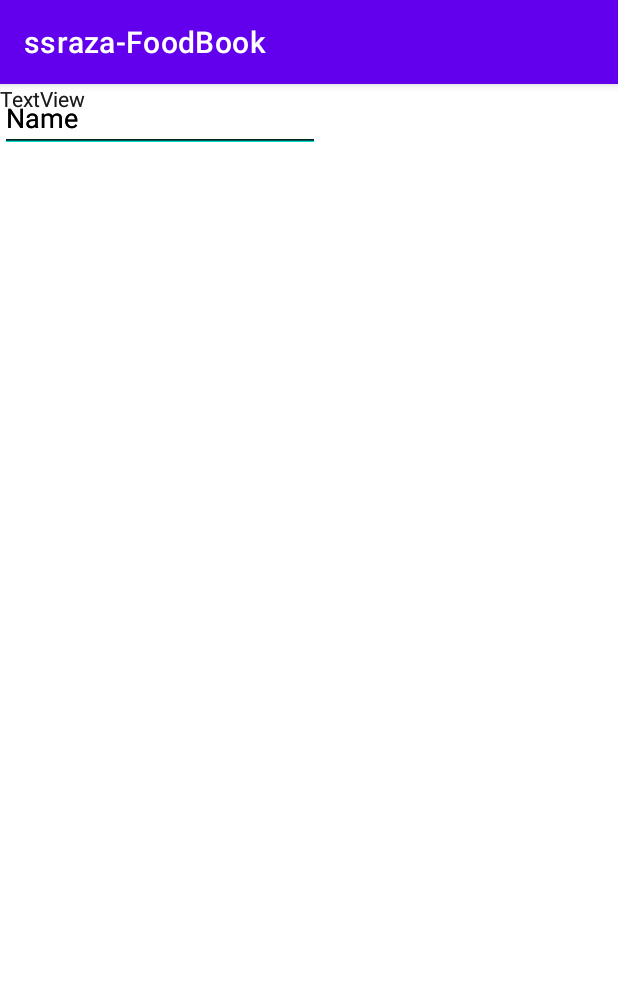
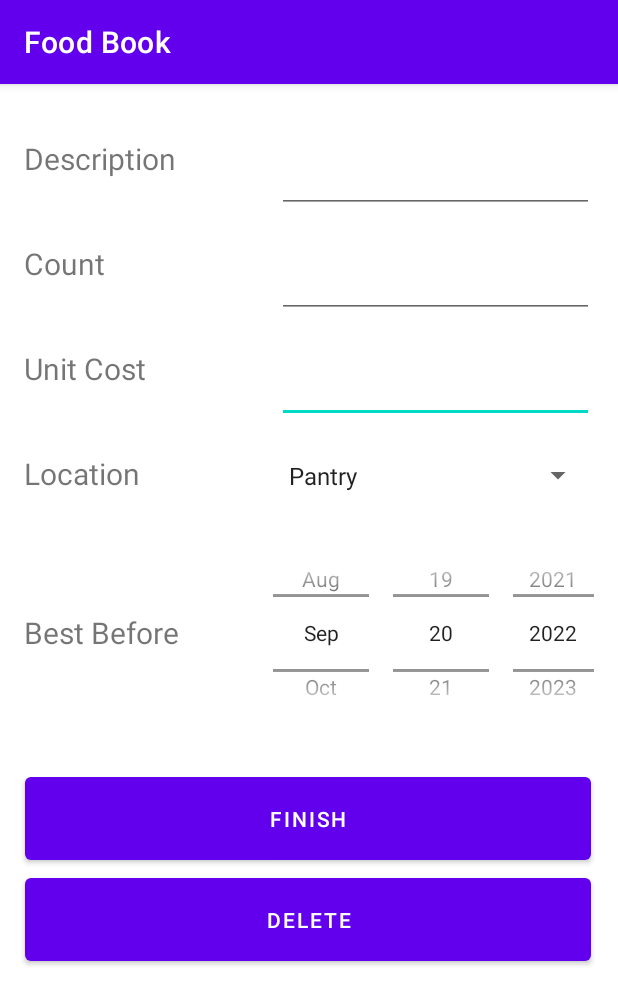
Before and after one commit to samirraza09/foodBook, an Android app: the AddShowFood screen opened directly, with no data from a screen before it, on a phone screen of 412 x 824 dp. Shown: the top 1005 px of the screen. Run offline under Robolectric (Android 15) with nearby library versions, the phone set to English and light mode, and no system bars.

Commit message:
Finished UI for adding foods

```diff
--- a/app/src/main/java/com/example/ssraza_foodbook/AddShowFood.java
+++ b/app/src/main/java/com/example/ssraza_foodbook/AddShowFood.java
@@ -2,13 +2,66 @@ package com.example.ssraza_foodbook;
 
 import androidx.appcompat.app.AppCompatActivity;
 
+import android.annotation.SuppressLint;
+import android.content.Intent;
+import android.net.Uri;
 import android.os.Bundle;
+import android.text.Editable;
+import android.text.TextWatcher;
+import android.view.View;
+import android.widget.ArrayAdapter;
+import android.widget.Button;
+import android.widget.DatePicker;
+import android.widget.Spinner;
+import android.widget.TextView;
 
-public class AddShowFood extends AppCompatActivity {
+import java.util.ArrayList;
+import java.util.List;
+
+public class AddShowFood extends AppCompatActivity implements View.OnClickListener{
+    TextView descriptionView;
+    TextView countView;
+    TextView unitCostView;
+    Spinner locationView;
+    DatePicker bestBeforeDayView;
+    Button finishButton;
+
+
+    @Override
+    public void onClick(View view) {
+        if (view.getId() == finishButton.getId()){
+
+            Intent intent = new Intent(this, AddShowFood.class);
+            intent.putExtra("Key", "your Mom");
+            startActivity(intent);
+        }
+    }
 
     @Override
     protected void onCreate(Bundle savedInstanceState) {
         super.onCreate(savedInstanceState);
         setContentView(R.layout.activity_add_show_food);
+
+        descriptionView = findViewById(R.id.editFoodDescription);
+        countView = findViewById(R.id.editFoodCount);
+        unitCostView = findViewById(R.id.editFoodUnitCost);
+        locationView = findViewById(R.id.editFoodLocation);
+        bestBeforeDayView = findViewById(R.id.editFoodDay);
+        finishButton = findViewById(R.id.finishFoodButton);
+        finishButton.setOnClickListener(this);
+
+        List<String> spinnerArray =  new ArrayList<String>();
+        spinnerArray.add("Pantry");
+        spinnerArray.add("Freezer");
+        spinnerArray.add("Fridge");
+
+        ArrayAdapter<String> adapter = new ArrayAdapter<String>(
+                this, android.R.layout.simple_spinner_item, spinnerArray);
+
+        adapter.setDropDownViewResource(android.R.layout.simple_spinner_dropdown_item);
+        Spinner sItems = (Spinner) findViewById(R.id.editFoodLocation);
+        sItems.setAdapter(adapter);
+
+
     }
 }
--- a/app/src/main/java/com/example/ssraza_foodbook/MainActivity.java
+++ b/app/src/main/java/com/example/ssraza_foodbook/MainActivity.java
@@ -2,13 +2,46 @@ package com.example.ssraza_foodbook;
 
 import androidx.appcompat.app.AppCompatActivity;
 
+import android.content.Intent;
 import android.os.Bundle;
+import android.view.View;
+import android.widget.ArrayAdapter;
+import android.widget.Button;
+import android.widget.ListView;
 
-public class MainActivity extends AppCompatActivity {
+import java.util.ArrayList;
+import java.util.Arrays;
+
+public class MainActivity extends AppCompatActivity implements View.OnClickListener{
+
+    ListView foodList;
+    ArrayAdapter<String> foodAdapter;
+    ArrayList<String> dataList;
+    Button addFoodButton;
+
+
+
+    @Override
+    public void onClick(View view) {
+        if (view.getId() == addFoodButton.getId()){
+            Intent intent = new Intent(this, AddShowFood.class);
+            startActivity(intent);
+        }
+    }
 
     @Override
     protected void onCreate(Bundle savedInstanceState) {
         super.onCreate(savedInstanceState);
         setContentView(R.layout.activity_main);
+
+        String sessionId = getIntent().getStringExtra("key");
+        foodList = findViewById(R.id.foodListView);
+        dataList = new ArrayList<>();
+        dataList.add(sessionId);
+        foodAdapter = new ArrayAdapter<>(this, R.layout.content, dataList);
+        // foodList.setAdapter(foodAdapter);
+
+        addFoodButton = findViewById(R.id.addFoodButton);
+        addFoodButton.setOnClickListener(this);
     }
 }
--- a/app/src/main/res/layout/activity_add_show_food.xml
+++ b/app/src/main/res/layout/activity_add_show_food.xml
@@ -2,63 +2,152 @@
 <androidx.constraintlayout.widget.ConstraintLayout xmlns:android="http://schemas.android.com/apk/res/android"
     xmlns:app="http://schemas.android.com/apk/res-auto"
     xmlns:tools="http://schemas.android.com/tools"
-    android:id="@+id/linearLayout"
+    android:id="@+id/addFoodButton"
     android:layout_width="match_parent"
     android:layout_height="match_parent"
     tools:context=".AddShowFood" >
 
+
     <EditText
+        android:id="@+id/editFoodUnitCost"
+        android:layout_width="211dp"
+        android:layout_height="70dp"
+        android:ems="10"
+        android:inputType="number"
+        app:layout_constraintEnd_toEndOf="parent"
+        app:layout_constraintHorizontal_bias="0.609"
+        app:layout_constraintStart_toEndOf="@+id/foodDescriptionLabel"
+        app:layout_constraintTop_toBottomOf="@+id/editFoodCount" />
+
+    <Spinner
+        android:id="@+id/editFoodLocation"
+        android:layout_width="211dp"
+        android:layout_height="70dp"
+        app:layout_constraintEnd_toEndOf="parent"
+        app:layout_constraintHorizontal_bias="0.609"
+        app:layout_constraintStart_toEndOf="@+id/foodDescriptionLabel"
+        app:layout_constraintTop_toBottomOf="@+id/editFoodUnitCost" />
+
+    <TextView
+        android:id="@+id/foodBestBeforeLabel"
+        android:layout_width="143dp"
+        android:layout_height="70dp"
+        android:layout_marginStart="16dp"
+        android:layout_marginTop="36dp"
+        android:ems="10"
+        android:gravity="left"
+        android:text="@string/foodBestBeforeLabelValue"
+        android:textSize="20dp"
+        app:layout_constraintEnd_toStartOf="@+id/editFoodDay"
+        app:layout_constraintHorizontal_bias="0.0"
+        app:layout_constraintStart_toStartOf="parent"
+        app:layout_constraintTop_toBottomOf="@+id/foodLocationLabel" />
+
+    <TextView
         android:id="@+id/foodDescriptionLabel"
-        android:layout_width="wrap_content"
-        android:layout_height="wrap_content"
+        android:layout_width="143dp"
+        android:layout_height="70dp"
+        android:layout_marginStart="16dp"
+        android:layout_marginTop="36dp"
+        android:ems="10"
+        android:gravity="left"
+        android:text="@string/foodDescriptionLabelValue"
+        android:textSize="20dp"
+        app:layout_constraintStart_toStartOf="parent"
+        app:layout_constraintTop_toTopOf="parent" />
+
+    <TextView
+        android:id="@+id/foodCountLabel"
+        android:layout_width="143dp"
+        android:layout_height="70dp"
+        android:layout_marginStart="16dp"
+        android:ems="10"
+        android:gravity="left"
+        android:text="@string/foodCountLabelValue"
+        android:textSize="20dp"
+        app:layout_constraintStart_toStartOf="parent"
+        app:layout_constraintTop_toBottomOf="@+id/foodDescriptionLabel" />
+
+    <TextView
+        android:id="@+id/foodLocationLabel"
+        android:layout_width="143dp"
+        android:layout_height="70dp"
+        android:layout_marginStart="16dp"
+        android:ems="10"
+        android:gravity="left"
+        android:text="@string/foodLocationLabelValue"
+        android:textSize="20dp"
+        app:layout_constraintStart_toStartOf="parent"
+        app:layout_constraintTop_toBottomOf="@+id/foodUnitCostLabel" />
+
+    <TextView
+        android:id="@+id/foodUnitCostLabel"
+        android:layout_width="143dp"
+        android:layout_height="70dp"
+        android:layout_marginStart="16dp"
+        android:ems="10"
+        android:gravity="left"
+        android:text="@string/foodUnitCostLabelValue"
+        android:textSize="20dp"
+        app:layout_constraintStart_toStartOf="parent"
+        app:layout_constraintTop_toBottomOf="@+id/foodCountLabel" />
+
+    <EditText
+        android:id="@+id/editFoodDescription"
+        android:layout_width="211dp"
+        android:layout_height="70dp"
+        android:layout_marginTop="16dp"
         android:ems="10"
         android:inputType="textPersonName"
-        android:text="Name"
-        tools:layout_editor_absoluteX="16dp"
-        tools:layout_editor_absoluteY="16dp" />
-
-    <TextView
-        android:id="@+id/editFoodDescription"
-        android:layout_width="143dp"
-        android:layout_height="40dp"
-        android:text="TextView"
-        tools:layout_editor_absoluteX="243dp"
-        tools:layout_editor_absoluteY="18dp" />
+        android:maxLength="30"
+        app:layout_constraintEnd_toEndOf="parent"
+        app:layout_constraintHorizontal_bias="0.609"
+        app:layout_constraintStart_toEndOf="@+id/foodDescriptionLabel"
+        app:layout_constraintTop_toTopOf="parent" />
 
     <EditText
-        android:id="@+id/foodCountLabel"
-        android:layout_width="wrap_content"
-        android:layout_height="wrap_content"
+        android:id="@+id/editFoodCount"
+        android:layout_width="211dp"
+        android:layout_height="70dp"
         android:ems="10"
-        android:inputType="textPersonName"
-        android:text="Name"
-        tools:layout_editor_absoluteX="18dp"
-        tools:layout_editor_absoluteY="91dp" />
+        android:inputType="number"
+        android:maxLength="4"
+        app:layout_constraintEnd_toEndOf="parent"
+        app:layout_constraintHorizontal_bias="0.609"
+        app:layout_constraintStart_toEndOf="@+id/foodDescriptionLabel"
+        app:layout_constraintTop_toBottomOf="@+id/editFoodDescription" />
 
-    <TextView
-        android:id="@+id/editFoodCount"
-        android:layout_width="148dp"
-        android:layout_height="38dp"
-        android:text="TextView"
-        tools:layout_editor_absoluteX="243dp"
-        tools:layout_editor_absoluteY="98dp" />
+    <DatePicker
+        android:id="@+id/editFoodDay"
+        android:layout_width="238dp"
+        android:layout_height="140dp"
+        android:calendarViewShown="false"
+        android:datePickerMode="spinner"
+        app:layout_constraintEnd_toEndOf="parent"
+        app:layout_constraintTop_toBottomOf="@+id/editFoodLocation" />
 
-    <EditText
-        android:id="@+id/foodUnitCostLabel"
-        android:layout_width="wrap_content"
-        android:layout_height="wrap_content"
-        android:ems="10"
-        android:inputType="textPersonName"
-        android:text="Name"
-        tools:layout_editor_absoluteX="19dp"
-        tools:layout_editor_absoluteY="158dp" />
+    <Button
+        android:id="@+id/finishFoodButton"
+        android:layout_width="377dp"
+        android:layout_height="67dp"
+        android:layout_marginTop="20dp"
+        android:layout_marginEnd="16dp"
+        android:text="@string/finishFoodButton"
+        app:layout_constraintEnd_toEndOf="parent"
+        app:layout_constraintHorizontal_bias="0.888"
+        app:layout_constraintStart_toStartOf="parent"
+        app:layout_constraintTop_toBottomOf="@+id/editFoodDay" />
 
-    <TextView
-        android:id="@+id/editFoodUnitCost"
-        android:layout_width="wrap_content"
-        android:layout_height="wrap_content"
-        android:text="TextView"
-        tools:layout_editor_absoluteX="243dp"
-        tools:layout_editor_absoluteY="160dp" />
+    <Button
+        android:id="@+id/deleteFoodButton"
+        android:layout_width="377dp"
+        android:layout_height="67dp"
+        android:layout_marginEnd="16dp"
+        android:text="@string/deleteFoodButton"
+        app:layout_constraintEnd_toEndOf="parent"
+        app:layout_constraintHorizontal_bias="0.888"
+        app:layout_constraintStart_toStartOf="parent"
+        app:layout_constraintTop_toBottomOf="@+id/finishFoodButton" />
+
 
 </androidx.constraintlayout.widget.ConstraintLayout>
--- a/app/src/main/res/layout/activity_main.xml
+++ b/app/src/main/res/layout/activity_main.xml
@@ -8,6 +8,7 @@
     tools:context=".MainActivity" >
 
     <ListView
+        android:id="@+id/foodListView"
         android:layout_width="match_parent"
         android:layout_height="634dp" />
 
--- a/app/src/main/res/values/strings.xml
+++ b/app/src/main/res/values/strings.xml
@@ -1,3 +1,10 @@
 <resources>
-    <string name="app_name">ssraza-FoodBook</string>
+    <string name="app_name">Food Book</string>
+    <string name="foodDescriptionLabelValue">Description</string>
+    <string name="foodCountLabelValue">Count</string>
+    <string name="foodUnitCostLabelValue">Unit Cost</string>
+    <string name="foodLocationLabelValue">Location</string>
+    <string name="foodBestBeforeLabelValue">Best Before</string>
+    <string name="finishFoodButton">Finish</string>
+    <string name="deleteFoodButton">Delete</string>
 </resources>
```
